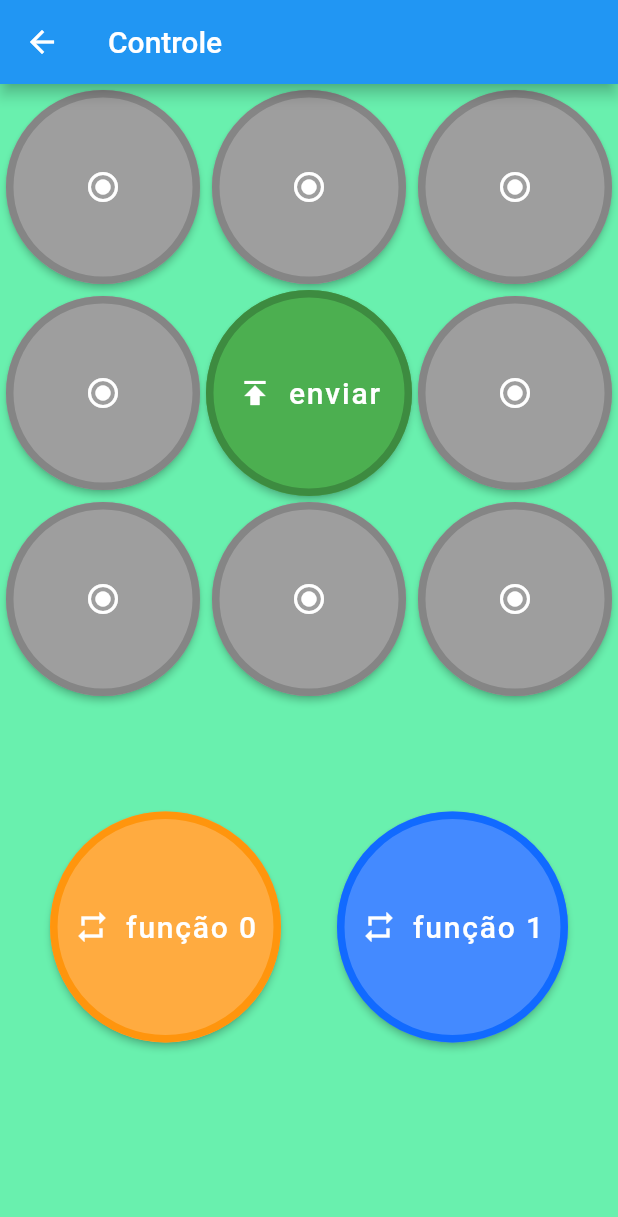
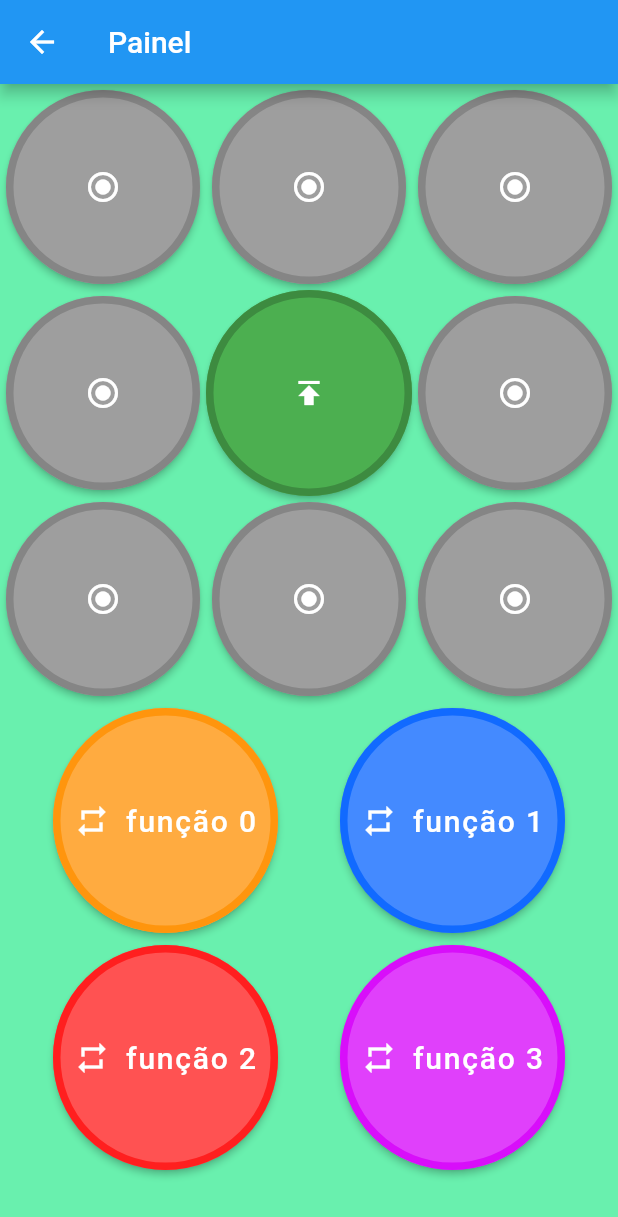
Before and after one commit to mochetti/tampi_app, a Flutter app: the MenuPage screen opened directly, after a tap on "painel", on a phone screen of 412 x 824 dp. Shown: the top 1217 px of the screen. Run offline on Flutter 3.47's test engine with Material 2 defaults, Android fonts, the phone set to English and light mode, and no system bars; our stand-ins replace audioplayers, connectivity, speech_to_text, tinycolor; missing offline and left inert: arcore_flutter_plugin, arkit_plugin, flutter_barcode_scanner.

Commit message:
layout PainelPage

```diff
--- a/lib/BoardPage.dart
+++ /dev/null
@@ -1,139 +0,0 @@
-import 'package:flutter/material.dart';
-import 'Tampas.dart';
-import 'websocket.dart';
-import 'TampaDialogPage.dart';
-import 'bottle_cap_button_widget.dart';
-
-class BoardPage extends StatefulWidget {
-  @override
-  _BoardPageState createState() => _BoardPageState();
-}
-
-class _BoardPageState extends State<BoardPage> {
-  List<Tampinha> tampinhas = new List.generate(14, (i) => new Tampinha());
-
-  @override
-  void initState() {
-    sockets.addListener(comandosServidor);
-    super.initState();
-  }
-
-  void _addComando(Tampinha t, int id) {
-    tampinhas[id] = t;
-  }
-
-  Future<void> dialogFuncao(int id) async {
-    final List<Tampinha> tesFuncao = new List.filled(3, Tampinha());
-    tesFuncao[0] = tampinhas[id * 3 + 8];
-    tesFuncao[1] = tampinhas[id * 3 + 9];
-    tesFuncao[2] = tampinhas[id * 3 + 10];
-    // this will contain the result from Navigator.pop(context, result)
-    final List<Tampinha> tRecebidas = await showDialog(
-      context: context,
-      builder: (context) => FuncaoDialog(id: id, tes: tesFuncao),
-    );
-
-    // execution of this code continues when the dialog was closed (popped)
-    // note that the result can also be null, so check it
-    // (back button or pressed outside of the dialog)
-    if (tRecebidas != null) {
-      setState(() {
-        tampinhas[id * 3 + 8] = tRecebidas[0];
-        tampinhas[id * 3 + 9] = tRecebidas[1];
-        tampinhas[id * 3 + 10] = tRecebidas[2];
-      });
-    }
-  }
-
-  @override
-  Widget build(BuildContext context) {
-    return Scaffold(
-      backgroundColor: Colors.greenAccent,
-      appBar: AppBar(
-        title: Text('Controle'),
-      ),
-      body: Column(children: [
-        GridView.count(
-          crossAxisCount: 3,
-          shrinkWrap: true,
-          children: <Widget>[
-            Tampa(_addComando, 0, tampinhas[0]),
-            Tampa(_addComando, 1, tampinhas[1]),
-            Tampa(_addComando, 2, tampinhas[2]),
-            Tampa(_addComando, 3, tampinhas[7]),
-            bottleCapButton(
-              text: 'enviar',
-              leadingIcon: Icon(Icons.publish),
-              leadingIconMargin: 10,
-              color: Colors.green,
-              onClick: _enviar,
-            ),
-            Tampa(_addComando, 4, tampinhas[3]),
-            Tampa(_addComando, 5, tampinhas[6]),
-            Tampa(_addComando, 6, tampinhas[5]),
-            Tampa(_addComando, 7, tampinhas[4]),
-          ],
-        ),
-        Row(
-          mainAxisAlignment: MainAxisAlignment.spaceEvenly,
-          children: <Widget>[
-            Container(
-              height: 300,
-              padding: EdgeInsets.all(4),
-              child: bottleCapButton(
-                text: 'função 0',
-                leadingIcon: Icon(Icons.repeat),
-                leadingIconMargin: 10,
-                color: Colors.orangeAccent,
-                onClick: () {
-                  dialogFuncao(0);
-                }
-              ),
-            ),
-            Container(
-              height: 300,
-              padding: EdgeInsets.all(4),
-              child: bottleCapButton(
-                text: 'função 1',
-                leadingIcon: Icon(Icons.repeat),
-                leadingIconMargin: 10,
-                color: Colors.blueAccent,
-                onClick: () {
-                  dialogFuncao(1);
-                }
-              ),
-            ),
-          ],
-        )
-      ]),
-    );
-  }
-
-  void _enviar() {
-    String comandos = '';
-    comandos += 'a'; // caracter de inicio de acao
-    // envia as tampinhas
-    for (Tampinha t in tampinhas) {
-      comandos += t.acao.toString();
-      comandos += ':'; // separa as acoes
-    }
-    comandos += '*'; // separa as acoes dos pots
-    for (Tampinha t in tampinhas) {
-      comandos += t.getPotRaw().toString();
-      comandos += ':'; // separa os pots
-    }
-    comandos += 'e'; // final da mensagem
-    print(comandos);
-    sockets.send(comandos);
-  }
-
-  void comandosServidor(message) {
-    print('servidor diz: ' + message);
-  }
-
-  @override
-  void dispose() {
-    sockets.removeListener(comandosServidor);
-    super.dispose();
-  }
-}
--- a/lib/MenuPage.dart
+++ b/lib/MenuPage.dart
@@ -1,6 +1,6 @@
 import 'package:Tampi/main.dart';
 import 'package:flutter/material.dart';
-import 'BoardPage.dart';
+import 'PainelPage.dart';
 import 'JoystickPage.dart';
 import 'ConfigPage.dart';
 import 'websocket.dart';
@@ -84,7 +84,7 @@ class _MenuPageState extends State<MenuPage> {
           Navigator.push(
             context,
             MaterialPageRoute(
-              builder: (context) => BoardPage(),
+              builder: (context) => PainelPage(),
             ),
           );
         });
--- /dev/null
+++ b/lib/PainelPage.dart
@@ -0,0 +1,175 @@
+import 'package:flutter/material.dart';
+import 'Tampas.dart';
+import 'websocket.dart';
+import 'TampaDialogPage.dart';
+import 'bottle_cap_button_widget.dart';
+
+class PainelPage extends StatefulWidget {
+  @override
+  _PainelPageState createState() => _PainelPageState();
+}
+
+class _PainelPageState extends State<PainelPage> {
+  List<Tampinha> tampinhas = new List.generate(14, (i) => new Tampinha());
+
+  @override
+  void initState() {
+    sockets.addListener(comandosServidor);
+    super.initState();
+  }
+
+  void _addComando(Tampinha t, int id) {
+    tampinhas[id] = t;
+  }
+
+  Future<void> dialogFuncao(int id) async {
+    final List<Tampinha> tesFuncao = new List.filled(3, Tampinha());
+    tesFuncao[0] = tampinhas[id * 3 + 8];
+    tesFuncao[1] = tampinhas[id * 3 + 9];
+    tesFuncao[2] = tampinhas[id * 3 + 10];
+    // this will contain the result from Navigator.pop(context, result)
+    final List<Tampinha> tRecebidas = await showDialog(
+      context: context,
+      builder: (context) => FuncaoDialog(id: id, tes: tesFuncao),
+    );
+
+    // execution of this code continues when the dialog was closed (popped)
+    // note that the result can also be null, so check it
+    // (back button or pressed outside of the dialog)
+    if (tRecebidas != null) {
+      setState(() {
+        tampinhas[id * 3 + 8] = tRecebidas[0];
+        tampinhas[id * 3 + 9] = tRecebidas[1];
+        tampinhas[id * 3 + 10] = tRecebidas[2];
+      });
+    }
+  }
+
+  @override
+  Widget build(BuildContext context) {
+    return Scaffold(
+      backgroundColor: Colors.greenAccent,
+      appBar: AppBar(
+        title: Text('Painel'),
+      ),
+      body: SingleChildScrollView(
+        child: Column(
+          children: [
+            GridView.count(
+              physics: null,
+              crossAxisCount: 3,
+              shrinkWrap: true,
+              children: <Widget>[
+                Tampa(_addComando, 0, tampinhas[0]),
+                Tampa(_addComando, 1, tampinhas[1]),
+                Tampa(_addComando, 2, tampinhas[2]),
+                Tampa(_addComando, 3, tampinhas[7]),
+                bottleCapButton(
+                  leadingIcon: Icon(Icons.publish),
+                  color: Colors.green,
+                  onClick: _enviar,
+                ),
+                Tampa(_addComando, 4, tampinhas[3]),
+                Tampa(_addComando, 5, tampinhas[6]),
+                Tampa(_addComando, 6, tampinhas[5]),
+                Tampa(_addComando, 7, tampinhas[4]),
+              ],
+            ),
+            // Expanded(
+            //   child: Column(
+            //     children: [
+            Row(
+              mainAxisAlignment: MainAxisAlignment.spaceEvenly,
+              children: <Widget>[
+                Container(
+                  padding: EdgeInsets.all(4),
+                  child: bottleCapButton(
+                    text: 'função 0',
+                    leadingIcon: Icon(Icons.repeat),
+                    leadingIconMargin: 10,
+                    color: Colors.orangeAccent,
+                    onClick: () {
+                      dialogFuncao(0);
+                    },
+                  ),
+                ),
+                Container(
+                  padding: EdgeInsets.all(4),
+                  child: bottleCapButton(
+                    text: 'função 1',
+                    leadingIcon: Icon(Icons.repeat),
+                    leadingIconMargin: 10,
+                    color: Colors.blueAccent,
+                    onClick: () {
+                      dialogFuncao(1);
+                    },
+                  ),
+                ),
+              ],
+            ),
+            Row(
+              mainAxisAlignment: MainAxisAlignment.spaceEvenly,
+              children: <Widget>[
+                Container(
+                  padding: EdgeInsets.all(4),
+                  child: bottleCapButton(
+                    text: 'função 2',
+                    leadingIcon: Icon(Icons.repeat),
+                    leadingIconMargin: 10,
+                    color: Colors.redAccent,
+                    onClick: () {
+                      dialogFuncao(2);
+                    },
+                  ),
+                ),
+                Container(
+                  padding: EdgeInsets.all(4),
+                  child: bottleCapButton(
+                    text: 'função 3',
+                    leadingIcon: Icon(Icons.repeat),
+                    leadingIconMargin: 10,
+                    color: Colors.purpleAccent,
+                    onClick: () {
+                      dialogFuncao(3);
+                    },
+                  ),
+                ),
+              ],
+            ),
+            // ],
+            //   ),
+            // ),
+          ],
+        ),
+      ),
+    );
+  }
+
+  void _enviar() {
+    String comandos = '';
+    comandos += 'a'; // caracter de inicio de acao
+    // envia as tampinhas
+    for (Tampinha t in tampinhas) {
+      comandos += t.acao.toString();
+      comandos += ':'; // separa as acoes
+    }
+    comandos += '*'; // separa as acoes dos pots
+    for (Tampinha t in tampinhas) {
+      comandos += t.getPotRaw().toString();
+      comandos += ':'; // separa os pots
+    }
+    comandos += 'e'; // final da mensagem
+    print(comandos);
+    sockets.send(comandos);
+  }
+
+  void comandosServidor(message) {
+    print('servidor diz: ' + message);
+  }
+
+  @override
+  void dispose() {
+    sockets.removeListener(comandosServidor);
+    super.dispose();
+  }
+}
--- a/lib/bottle_cap_button_widget.dart
+++ b/lib/bottle_cap_button_widget.dart
@@ -13,8 +13,7 @@ import 'color_utils.dart';
 /// leadingIcon - If you want to display an icon before button text
 /// trailingIcon - If you want to display an icon after button text
 ///
-ButtonTheme bottleCapButton(
-  {
+ButtonTheme bottleCapButton({
   VoidCallback onClick,
   String text,
   Color textColor,
@@ -31,7 +30,7 @@ ButtonTheme bottleCapButton(
     height: height,
     child: RaisedButton(
         splashColor: Colors.grey.withOpacity(0.5) ?? colorBlack,
-        shape: CircleBorder (
+        shape: CircleBorder(
           side: BorderSide(width: 5, color: color.darken(10)),
         ),
         textColor: Colors.white,
```
Also changed, not shown: lib/ARKitPage.dart (+2 -7 lines), lib/LogoPainter.dart (+10 -8 lines), lib/main.dart (+4 -4 lines). Lines whose indentation alone changed are shown as unchanged.
